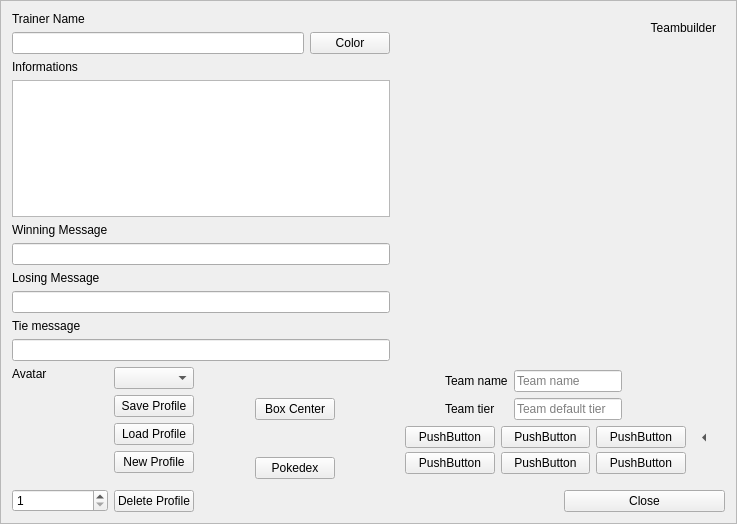
The window that src/Teambuilder/trainermenu.ui (po-devs/pokemon-online) describes before a commit, drawn with Qt 5.
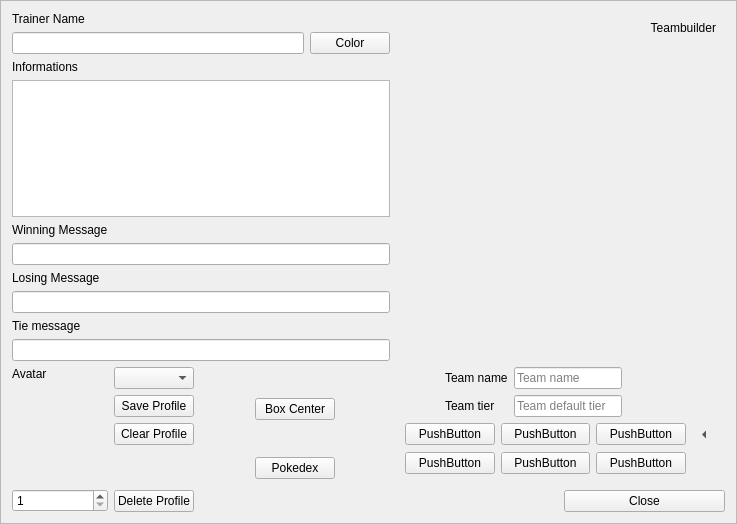
The same window after the commit. Custom widgets are drawn as their Qt base class.

Commit message: improved profile interface

What changed in the file:
```diff
--- a/src/Teambuilder/trainermenu.ui
+++ b/src/Teambuilder/trainermenu.ui
@@ -178,17 +178,10 @@
            </property>
           </widget>
          </item>
-         <item>
-          <widget class="QPushButton" name="loadProfile">
-           <property name="text">
-            <string>Load Profile</string>
-           </property>
-          </widget>
-         </item>
          <item>
           <widget class="QPushButton" name="newProfile">
            <property name="text">
-            <string>New Profile</string>
+            <string>Clear Profile</string>
            </property>
           </widget>
          </item>
@@ -433,9 +426,6 @@
       </item>
       <item>
        <layout class="QGridLayout" name="gridLayout_2" columnstretch="1,1,1,0">
-        <property name="verticalSpacing">
-         <number>3</number>
-        </property>
         <item row="0" column="0">
          <widget class="QPushButton" name="team1">
           <property name="text">
```
The commit also changes 2 other files.
